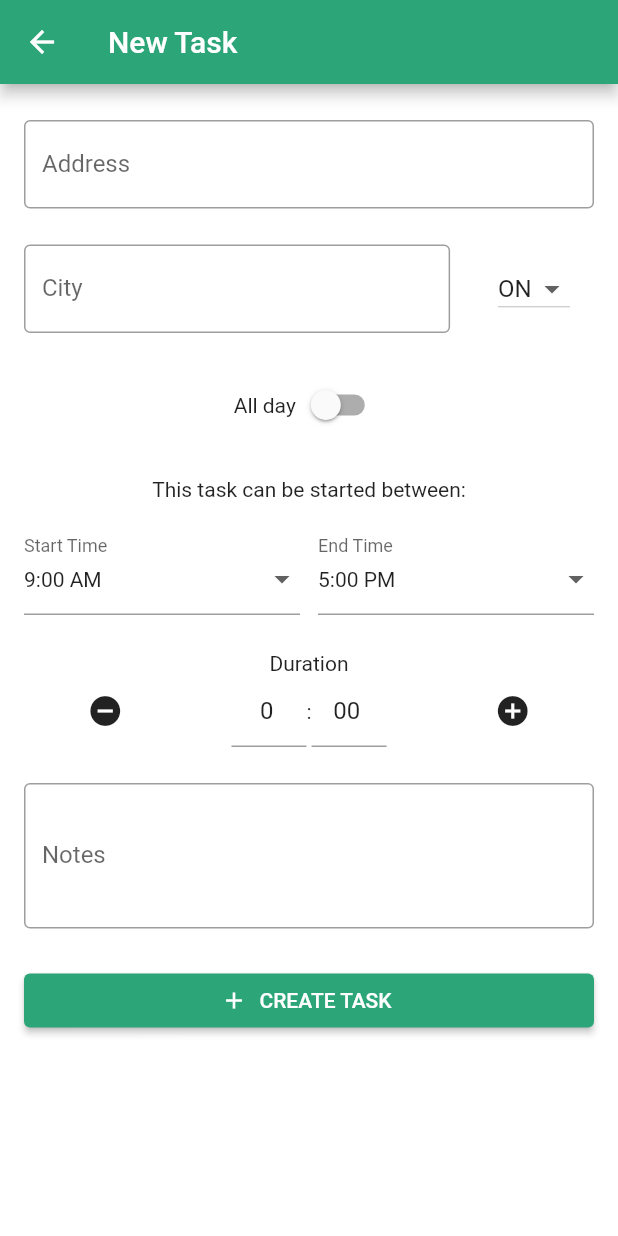
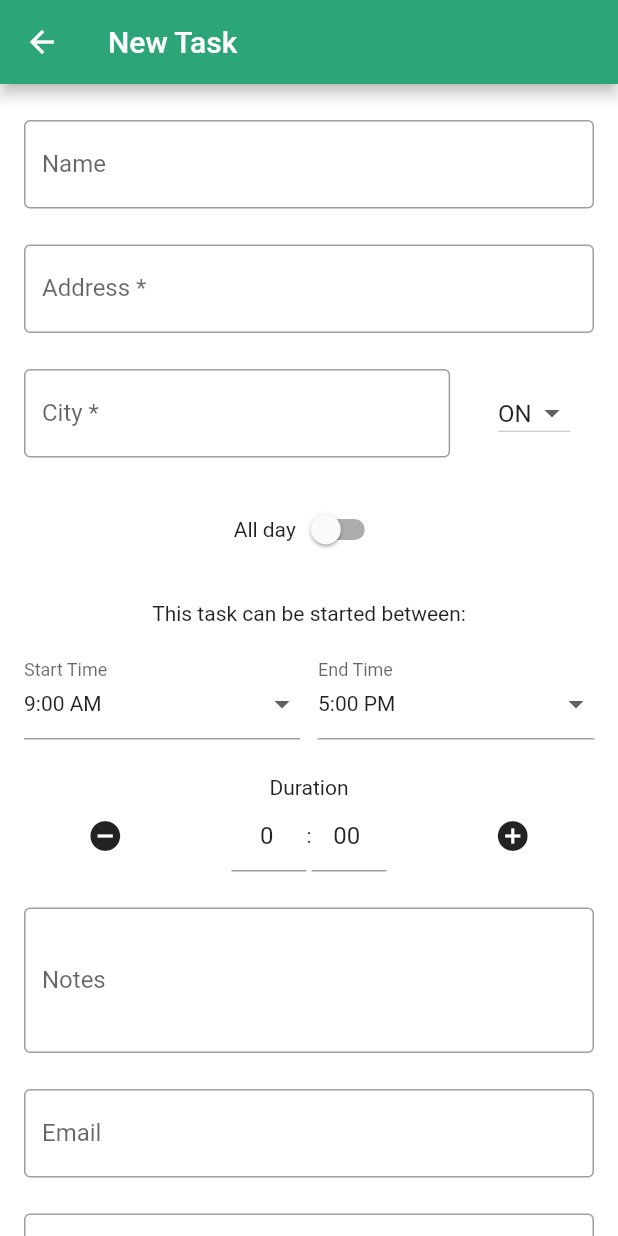
Before and after one commit to Aabell8/cerf_mobile, a Flutter app: the NewTaskPage screen opened directly, on a phone screen of 412 x 824 dp. Run offline on Flutter 3.47's test engine with Material 2 defaults, Android fonts, the phone set to English and light mode, and no system bars; our stand-ins replace location, shared_preferences; accounts and stored records are empty; network calls fail.

Commit message:
Added started interaction and name/email/phone fields on create task

```diff
--- a/lib/components/auth/LoginContent.dart
+++ b/lib/components/auth/LoginContent.dart
@@ -21,7 +21,7 @@ class _LoginContentState extends State<LoginContent> {
     "password": "",
   };
 
-    String _validateEmail(String value) {
+  String _validateEmail(String value) {
     value = value.trim();
     String p =
         r'^(([^<>()[\]\\.,;:\s@\"]+(\.[^<>()[\]\\.,;:\s@\"]+)*)|(\".+\"))@((\[[0-9]{1,3}\.[0-9]{1,3}\.[0-9]{1,3}\.[0-9]{1,3}\])|(([a-zA-Z\-0-9]+\.)+[a-zA-Z]{2,}))$';
@@ -33,7 +33,7 @@ class _LoginContentState extends State<LoginContent> {
     return null;
   }
 
-    String _validatePassword(String value) {
+  String _validatePassword(String value) {
     value = value.trim();
     if (value.isEmpty) return 'Password is required.';
     return null;
@@ -103,7 +103,7 @@ class _LoginContentState extends State<LoginContent> {
                   labelText: 'Email',
                 ),
                 onSaved: (String value) {
-                  credentials["email"] = value;
+                  credentials["email"] = value.trim();
                 },
                 validator: _validateEmail,
                 maxLines: 1,
@@ -120,7 +120,7 @@ class _LoginContentState extends State<LoginContent> {
                   labelText: 'Password',
                 ),
                 onSaved: (String value) {
-                  credentials["password"] = value;
+                  credentials["password"] = value.trim();
                 },
                 validator: _validatePassword,
                 maxLines: 1,
--- a/lib/model/Task.dart
+++ b/lib/model/Task.dart
@@ -16,6 +16,8 @@ class Task {
   double lng;
   String notes;
   String status;
+  String email;
+  String phone;
 
   Task({
     this.id,
@@ -31,6 +33,8 @@ class Task {
     this.lng,
     this.status,
     this.notes,
+    this.email,
+    this.phone,
     this.isAllDay: false,
   });
 
@@ -49,6 +53,8 @@ class Task {
     status,
     notes,
     isAllDay,
+    email,
+    phone
   }) {
     return Task(
       id: id ?? this.id,
@@ -64,6 +70,8 @@ class Task {
       lng: lng ?? this.lng,
       status: status ?? this.status,
       notes: notes ?? this.notes,
+      email: email ?? this.email,
+      phone: phone ?? this.phone,
       isAllDay: isAllDay ?? this.isAllDay,
     );
   }
@@ -91,6 +99,8 @@ class Task {
       lng: json['lng'] as double,
       status: json['status'] as String,
       notes: json['notes'] as String,
+      email: json['email'] as String,
+      phone: json['phone'] as String,
       isAllDay: json['isAllDay'] as bool,
     );
   }
@@ -109,6 +119,8 @@ class Task {
         'lng': lng,
         'status': status,
         'notes': notes,
+        'email': email,
+        'phone': phone,
         'isAllDay': isAllDay,
       };
 
--- a/lib/pages/NewTaskPage.dart
+++ b/lib/pages/NewTaskPage.dart
@@ -74,6 +74,18 @@ class _NewTaskPageState extends State<NewTaskPage> {
     return null;
   }
 
+  String _validateEmail(String value) {
+    value = value.trim();
+    String p =
+        r'^(([^<>()[\]\\.,;:\s@\"]+(\.[^<>()[\]\\.,;:\s@\"]+)*)|(\".+\"))@((\[[0-9]{1,3}\.[0-9]{1,3}\.[0-9]{1,3}\.[0-9]{1,3}\])|(([a-zA-Z\-0-9]+\.)+[a-zA-Z]{2,}))$';
+
+    RegExp regExp = new RegExp(p);
+
+    if (value.isEmpty) return null; // Email can be empty
+    if (!regExp.hasMatch(value)) return "Not a valid email"; // If provided
+    return null;
+  }
+
   // String _validateProvince(String value) {
   //   value = value.trim();
   //   if (value.isEmpty) return 'Required.';
@@ -94,6 +106,7 @@ class _NewTaskPageState extends State<NewTaskPage> {
         _submitting = false;
       });
     } else {
+      task.duration = 0;
       form.save();
       if (!task.isAllDay) {
         task.windowStart = DateTime(now.year, now.month, now.day,
@@ -160,6 +173,8 @@ class _NewTaskPageState extends State<NewTaskPage> {
                   task.lng = location["lng"];
                   createTask(task).then((res) {
                     Navigator.of(context).pop(res);
+                  }).catchError((err) {
+                    showInSnackBar("error in creating task: $err");
                   });
                 }
                 setState(() {
@@ -232,10 +247,22 @@ class _NewTaskPageState extends State<NewTaskPage> {
               children: <Widget>[
                 SizedBox(height: 24.0),
                 TextFormField(
+                  key: Key('name'),
+                  decoration: InputDecoration(
+                    border: OutlineInputBorder(),
+                    labelText: 'Name',
+                  ),
+                  onSaved: (String value) {
+                    task.name = value.trim();
+                  },
+                  maxLines: 1,
+                ),
+                SizedBox(height: 24.0),
+                TextFormField(
                   key: Key('address'),
                   decoration: InputDecoration(
                     border: OutlineInputBorder(),
-                    labelText: 'Address',
+                    labelText: 'Address *',
                   ),
                   onSaved: (String value) {
                     task.address = value.trim();
@@ -251,7 +278,7 @@ class _NewTaskPageState extends State<NewTaskPage> {
                         key: Key('city'),
                         decoration: InputDecoration(
                           border: OutlineInputBorder(),
-                          labelText: 'City',
+                          labelText: 'City *',
                         ),
                         onSaved: (String value) {
                           task.city = formatCity(value.trim());
@@ -431,6 +458,34 @@ class _NewTaskPageState extends State<NewTaskPage> {
                   maxLines: 3,
                 ),
                 SizedBox(height: 24.0),
+                TextFormField(
+                  keyboardType: TextInputType.emailAddress,
+                  textInputAction: TextInputAction.next,
+                  decoration: InputDecoration(
+                    border: OutlineInputBorder(),
+                    labelText: 'Email',
+                  ),
+                  onSaved: (String value) {
+                    task.email = value.trim();
+                  },
+                  maxLines: 1,
+                  validator: _validateEmail,
+                ),
+                SizedBox(height: 24.0),
+                TextFormField(
+                  keyboardType: TextInputType.phone,
+                  textInputAction: TextInputAction.next,
+                  decoration: InputDecoration(
+                    border: OutlineInputBorder(),
+                    labelText: 'Phone',
+                  ),
+                  onSaved: (String value) {
+                    task.phone = value.trim();
+                  },
+                  maxLines: 1,
+                  // ? Add phone validation
+                ),
+                SizedBox(height: 24.0),
                 Row(
                   children: <Widget>[
                     Expanded(
--- a/lib/services/mutations/task_mutations.dart
+++ b/lib/services/mutations/task_mutations.dart
@@ -1,10 +1,12 @@
 String createTask = """
-  mutation (\$address: String!, \$city: String!, \$province: String!,
+  mutation (\$name: String, \$address: String!, \$city: String!, \$province: String!,
   \$lat: Float, \$lng: Float, \$isAllDay: Boolean, \$windowStart: String,
-  \$windowEnd: String, \$duration: Int!, \$notes: String) {
-    createTask(address: \$address, city: \$city, province: \$province,
+  \$windowEnd: String, \$duration: Int!, \$notes: String,
+  \$email: String, \$phone: String) {
+    createTask(name: \$name, address: \$address, city: \$city, province: \$province,
     lat: \$lat, lng: \$lng, isAllDay: \$isAllDay, windowStart: \$windowStart,
-    windowEnd: \$windowEnd, duration: \$duration, notes: \$notes) {
+    windowEnd: \$windowEnd, duration: \$duration, notes: \$notes,
+    email: \$email, phone: \$phone) {
       id
       name
       order
@@ -18,6 +20,8 @@ String createTask = """
       windowEnd
       duration
       notes
+      email
+      phone
       status
     }
   }
@@ -40,6 +44,8 @@ String updateTaskStatus = """
       windowEnd
       duration
       notes
+      email
+      phone
       status
     }
   }
--- a/lib/services/queries/task_queries.dart
+++ b/lib/services/queries/task_queries.dart
@@ -15,6 +15,8 @@ String currentUserTasks = """
       duration
       isAllDay
       notes
+      email
+      phone
     }
   }
 """
@@ -37,6 +39,8 @@ String optimizeTasks = """
       duration
       isAllDay
       notes
+      email
+      phone
     }
   }
 """
```
Also changed, not shown: lib/components/TaskListItem.dart (+11 -1 lines), lib/pages/SchedulePage.dart (+11 -2 lines).
